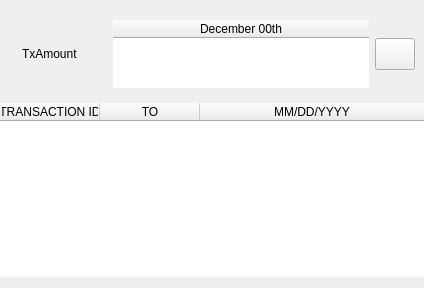
First picture: the form in src/qt/forms/txentry.ui, repository pedrorv0106/DAPS, before the edit.
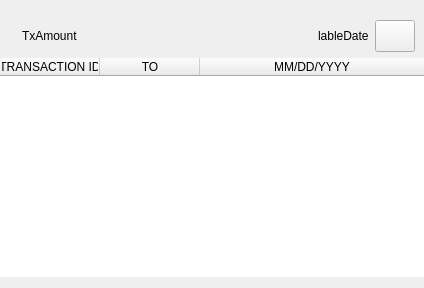
Second picture: the form after the edit.

Commit message: show recent transaction

The edit to the form file:
```diff
--- a/src/qt/forms/txentry.ui
+++ b/src/qt/forms/txentry.ui
@@ -27,7 +27,19 @@
     <layout class="QVBoxLayout" name="verticalLayout_2">
      <item>
       <widget class="QWidget" name="bkg_widget" native="true">
+       <property name="enabled">
+        <bool>true</bool>
+       </property>
+       <property name="sizePolicy">
+        <sizepolicy hsizetype="Preferred" vsizetype="Preferred">
+         <horstretch>0</horstretch>
+         <verstretch>0</verstretch>
+        </sizepolicy>
+       </property>
        <layout class="QHBoxLayout" name="horizontalLayout">
+        <property name="bottomMargin">
+         <number>0</number>
+        </property>
         <item>
          <widget class="QLabel" name="labelTypeIcon">
           <property name="sizePolicy">
@@ -52,66 +64,10 @@
          </widget>
         </item>
         <item>
-         <widget class="QTableWidget" name="tableWidgetDate">
-          <property name="sizePolicy">
-           <sizepolicy hsizetype="Maximum" vsizetype="Maximum">
-            <horstretch>0</horstretch>
-            <verstretch>0</verstretch>
-           </sizepolicy>
+         <widget class="QLabel" name="labelDate">
+          <property name="text">
+           <string>lableDate</string>
           </property>
-          <property name="frameShape">
-           <enum>QFrame::NoFrame</enum>
-          </property>
-          <property name="frameShadow">
-           <enum>QFrame::Plain</enum>
-          </property>
-          <property name="autoScroll">
-           <bool>false</bool>
-          </property>
-          <property name="editTriggers">
-           <set>QAbstractItemView::NoEditTriggers</set>
-          </property>
-          <property name="tabKeyNavigation">
-           <bool>false</bool>
-          </property>
-          <property name="showDropIndicator" stdset="0">
-           <bool>false</bool>
-          </property>
-          <property name="dragDropOverwriteMode">
-           <bool>false</bool>
-          </property>
-          <property name="selectionMode">
-           <enum>QAbstractItemView::NoSelection</enum>
-          </property>
-          <property name="textElideMode">
-           <enum>Qt::ElideMiddle</enum>
-          </property>
-          <property name="showGrid">
-           <bool>false</bool>
-          </property>
-          <property name="gridStyle">
-           <enum>Qt::NoPen</enum>
-          </property>
-          <property name="cornerButtonEnabled">
-           <bool>false</bool>
-          </property>
-          <attribute name="horizontalHeaderHighlightSections">
-           <bool>false</bool>
-          </attribute>
-          <attribute name="horizontalHeaderStretchLastSection">
-           <bool>true</bool>
-          </attribute>
-          <attribute name="verticalHeaderVisible">
-           <bool>false</bool>
-          </attribute>
-          <attribute name="verticalHeaderHighlightSections">
-           <bool>false</bool>
-          </attribute>
-          <column>
-           <property name="text">
-            <string>December 00th</string>
-           </property>
-          </column>
          </widget>
         </item>
         <item>
@@ -151,7 +107,7 @@
      <item>
       <widget class="QTableWidget" name="tableWidgetDetails">
        <property name="sizePolicy">
-        <sizepolicy hsizetype="Preferred" vsizetype="Maximum">
+        <sizepolicy hsizetype="Preferred" vsizetype="MinimumExpanding">
          <horstretch>0</horstretch>
          <verstretch>0</verstretch>
         </sizepolicy>
```
The commit also changes 4 other files.
